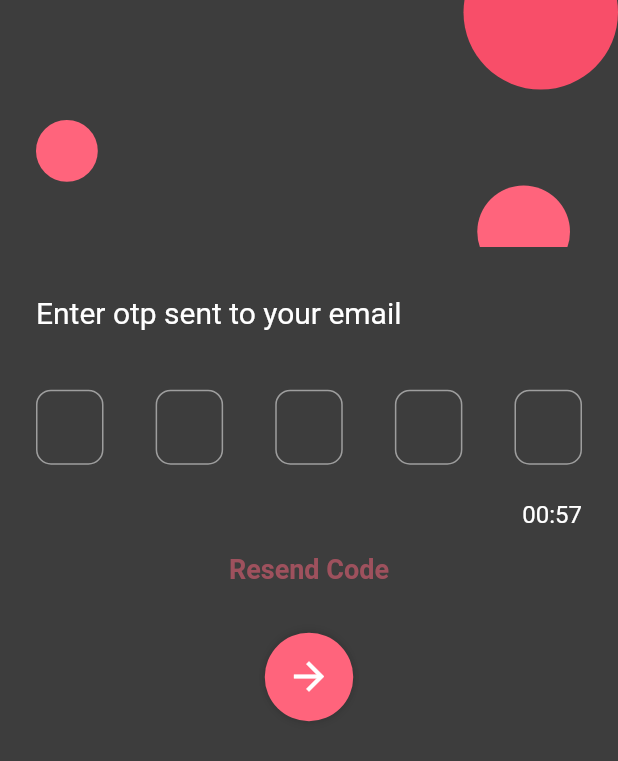
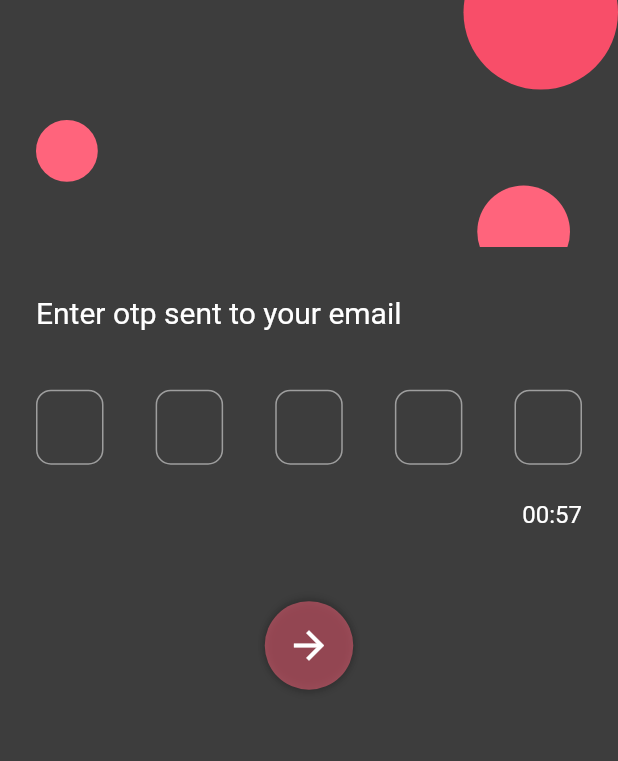
Before and after one commit to usmanabdulmajid/mobile-assesment, a Flutter app: the VerifyOtpScreen screen opened directly, after a tap on the "arrow forward" icon, on a phone screen of 412 x 824 dp. Shown: the top 761 px of the screen. Run offline on Flutter 3.47's test engine with Material 2 defaults, Android fonts, the phone set to English and light mode, and no system bars; drawn by our look-alikes of pin_code_fields.

Commit message:
implement new password screen

```diff
--- a/lib/main.dart
+++ b/lib/main.dart
@@ -1,6 +1,7 @@
 import 'package:flutter/material.dart';
 import 'package:mobile_assesment/ui/screens/auth_screen.dart';
 import 'package:mobile_assesment/ui/screens/forgot_password_screen.dart';
+import 'package:mobile_assesment/ui/screens/new_password_screen.dart';
 
 void main() {
   runApp(const MyApp());
--- a/lib/ui/screens/verify_otp_screen.dart
+++ b/lib/ui/screens/verify_otp_screen.dart
@@ -1,6 +1,7 @@
 import 'dart:async';
 
 import 'package:flutter/material.dart';
+import 'package:mobile_assesment/ui/screens/new_password_screen.dart';
 import 'package:mobile_assesment/utils/constants.dart';
 import 'package:mobile_assesment/utils/extensions.dart';
 import 'package:mobile_assesment/utils/spacing.dart';
@@ -136,38 +137,37 @@ class _VerifyOtpScreenState extends State<VerifyOtpScreen> {
                 const YMargin(ksmallspace),
                 Align(
                   alignment: Alignment.centerRight,
-                  child: Text(
-                      _timercompleted
-                          ? 'Code Expired'
-                          : '00:${_duration.inSeconds}',
-                      style: const TextStyle(
-                          fontSize: 16,
-                          fontWeight: FontWeight.w400,
-                          color: Colors.white)),
+                  child: _timercompleted
+                      ? GestureDetector(
+                          onTap: () {
+                            if (_timercompleted) {
+                              startTimer();
+                            }
+                          },
+                          child: const Text(
+                            'Resend Code',
+                            style: TextStyle(
+                                fontSize: 18,
+                                fontWeight: FontWeight.bold,
+                                color: Color(0xffFF647C)),
+                          ),
+                        )
+                      : Text('00:${_duration.inSeconds}',
+                          style: const TextStyle(
+                              fontSize: 16,
+                              fontWeight: FontWeight.w400,
+                              color: Colors.white)),
                 ),
                 const YMargin(kspace),
-                Center(
-                  child: GestureDetector(
-                    onTap: () {
-                      if (_timercompleted) {
-                        startTimer();
-                      }
-                    },
-                    child: Text(
-                      'Resend Code',
-                      style: TextStyle(
-                          fontSize: 18,
-                          fontWeight: FontWeight.bold,
-                          color: _timercompleted
-                              ? const Color(0xffFF647C)
-                              : const Color(0xffFF647C).withOpacity(0.5)),
-                    ),
-                  ),
-                ),
                 const YMargin(kLargespace),
                 GestureDetector(
                   onTap: () {
-                    //Navigator.pushReplacementNamed(context, AppRoute.regsuccessroute);
+                    if (_timercompleted) {
+                      Navigator.push(
+                          context,
+                          MaterialPageRoute(
+                              builder: (_) => const NewPasswordScreen()));
+                    }
                   },
                   child: Center(
                     child: Container(
@@ -175,15 +175,17 @@ class _VerifyOtpScreenState extends State<VerifyOtpScreen> {
                       width: 59,
                       decoration: BoxDecoration(
                         shape: BoxShape.circle,
-                        color: const Color(0xffFF647C),
+                        color: _timercompleted
+                            ? const Color(0xffFF647C)
+                            : const Color(0xffFF647C).withOpacity(0.5),
                         boxShadow: [
                           BoxShadow(
-                            color: Colors.black.withOpacity(0.1),
+                            color: Colors.black.withOpacity(0.2),
                             offset: const Offset(0, -2),
                             blurRadius: 4,
                           ),
                           BoxShadow(
-                            color: Colors.black.withOpacity(0.1),
+                            color: Colors.black.withOpacity(0.2),
                             offset: const Offset(0, 2),
                             blurRadius: 4,
                           ),
--- a/lib/ui/widgets/custom_textfield.dart
+++ b/lib/ui/widgets/custom_textfield.dart
@@ -10,7 +10,7 @@ class CustomTextfield extends StatelessWidget {
   const CustomTextfield(
       {Key? key, required this.label, this.labelColor, this.controller})
       : super(key: key);
-  Color get _labelColor => labelColor ?? const Color(0xffF84E69);
+  Color get _labelColor => labelColor ?? const Color(0xffFF647C);
   @override
   Widget build(BuildContext context) {
     return Column(
```
Also changed, not shown: lib/ui/screens/new_password_screen.dart (added, +80 -0 lines).
